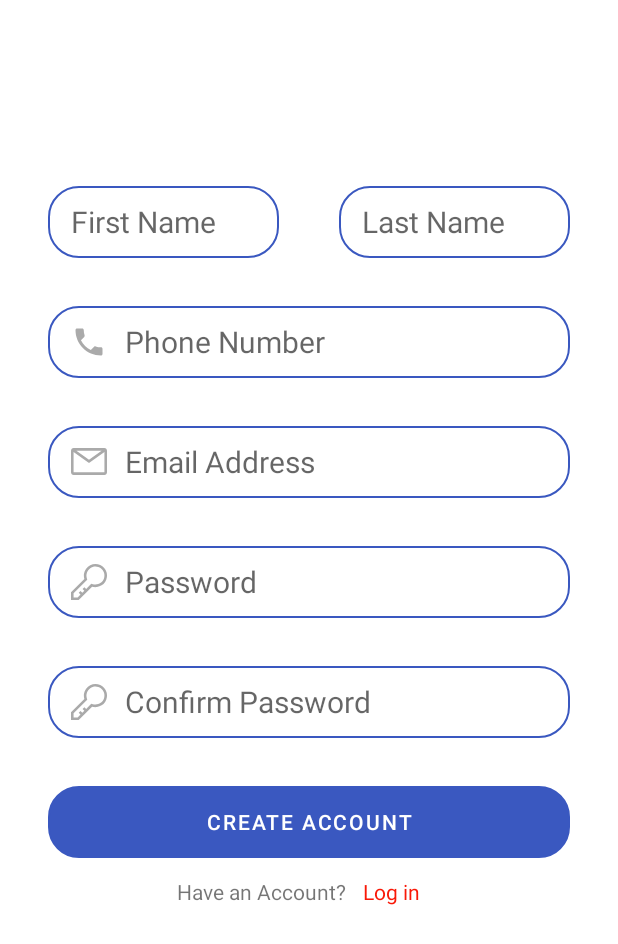
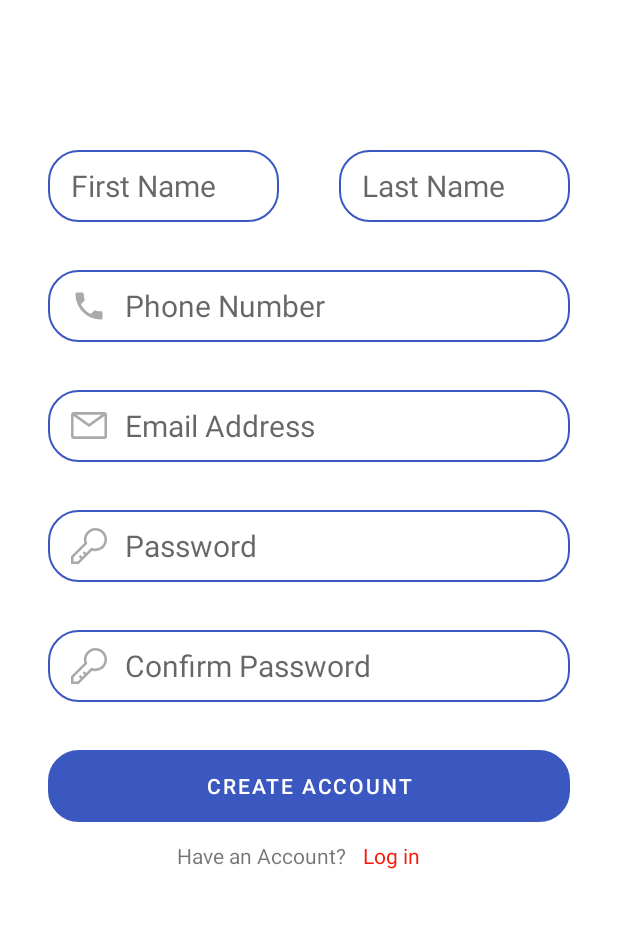
Before and after one commit to shanmukha30/BlogApp, an Android app: the layout activity_register.xml on its own in the app's theme, with its tools: preview values and no code run, on a phone screen of 412 x 824 dp. Shown: the top 944 px of the screen. Run offline under Robolectric (Android 15) with nearby library versions, the phone set to English and light mode, and no system bars.

Commit message:
Resolved dependency issues, Refactored code, Updated activity_main.xml

```diff
--- a/app/build.gradle
+++ b/app/build.gradle
@@ -34,11 +34,9 @@ dependencies {
     implementation 'androidx.appcompat:appcompat:1.2.0'
     implementation 'com.google.android.material:material:1.3.0'
     implementation 'androidx.constraintlayout:constraintlayout:2.0.4'
-    implementation platform('com.google.firebase:firebase-bom:27.0.0')
-    implementation 'com.google.firebase:firebase-analytics'
-    implementation 'com.google.firebase:firebase-auth'
-    implementation 'com.google.firebase:firebase-firestore'
+    implementation 'com.google.firebase:firebase-core:18.0.3'
     implementation 'com.jakewharton:butterknife:10.2.3'
+    implementation 'com.google.firebase:firebase-auth:20.0.4'
     annotationProcessor 'com.jakewharton:butterknife-compiler:10.2.3'
     testImplementation 'junit:junit:4.+'
     androidTestImplementation 'androidx.test.ext:junit:1.1.2'
--- a/app/src/main/AndroidManifest.xml
+++ b/app/src/main/AndroidManifest.xml
@@ -9,8 +9,8 @@
         android:roundIcon="@mipmap/ic_launcher_round"
         android:supportsRtl="true"
         android:theme="@style/Theme.BlogApp">
-        <activity android:name=".registerActivity"></activity>
-        <activity android:name=".loginActivity" />
+        <activity android:name=".RegisterActivity" />
+        <activity android:name=".LoginActivity" />
         <activity android:name=".MainActivity">
             <intent-filter>
                 <action android:name="android.intent.action.MAIN" />
--- a/app/src/main/res/layout/activity_register.xml
+++ b/app/src/main/res/layout/activity_register.xml
@@ -2,18 +2,37 @@
 <androidx.constraintlayout.widget.ConstraintLayout xmlns:android="http://schemas.android.com/apk/res/android"
     xmlns:app="http://schemas.android.com/apk/res-auto"
     xmlns:tools="http://schemas.android.com/tools"
-    android:id="@+id/registerConstraint"
     android:layout_width="match_parent"
     android:layout_height="match_parent"
-    tools:context=".registerActivity">
+    tools:context=".RegisterActivity">
 
     <EditText
-        android:id="@+id/lastName"
+        android:id="@+id/firstNameText"
+        android:layout_width="0dp"
+        android:layout_height="48dp"
+        android:layout_marginStart="32dp"
+        android:layout_marginLeft="32dp"
+        android:layout_marginTop="100dp"
+        android:layout_marginEnd="32dp"
+        android:layout_marginRight="32dp"
+        android:layout_weight="1"
+        android:background="@drawable/customizable_edit_text"
+        android:hint="First Name"
+        android:inputType="text"
+        android:paddingLeft="15dp"
+        android:textSize="20sp"
+        app:layout_constraintEnd_toStartOf="@+id/lastNameText"
+        app:layout_constraintHorizontal_bias="0.5"
+        app:layout_constraintStart_toStartOf="parent"
+        app:layout_constraintTop_toTopOf="parent" />
+
+    <EditText
+        android:id="@+id/lastNameText"
         android:layout_width="0dp"
         android:layout_height="48dp"
         android:layout_marginStart="8dp"
         android:layout_marginLeft="8dp"
-        android:layout_marginTop="124dp"
+        android:layout_marginTop="100dp"
         android:layout_marginEnd="32dp"
         android:layout_marginRight="32dp"
         android:layout_weight="1"
@@ -24,27 +43,7 @@
         android:textSize="20sp"
         app:layout_constraintEnd_toEndOf="parent"
         app:layout_constraintHorizontal_bias="0.5"
-        app:layout_constraintStart_toEndOf="@+id/firstName"
-        app:layout_constraintTop_toTopOf="parent" />
-
-    <EditText
-        android:id="@+id/firstName"
-        android:layout_width="0dp"
-        android:layout_height="48dp"
-        android:layout_marginStart="32dp"
-        android:layout_marginLeft="32dp"
-        android:layout_marginTop="124dp"
-        android:layout_marginEnd="32dp"
-        android:layout_marginRight="32dp"
-        android:layout_weight="1"
-        android:background="@drawable/customizable_edit_text"
-        android:hint="First Name"
-        android:inputType="text"
-        android:paddingLeft="15dp"
-        android:textSize="20sp"
-        app:layout_constraintEnd_toStartOf="@+id/lastName"
-        app:layout_constraintHorizontal_bias="0.5"
-        app:layout_constraintStart_toStartOf="parent"
+        app:layout_constraintStart_toEndOf="@+id/firstNameText"
         app:layout_constraintTop_toTopOf="parent" />
 
     <TextView
@@ -57,11 +56,11 @@
         app:layout_constraintEnd_toStartOf="@+id/loginView"
         app:layout_constraintHorizontal_bias="0.914"
         app:layout_constraintStart_toStartOf="parent"
-        app:layout_constraintTop_toBottomOf="@+id/signUpAccButton"
+        app:layout_constraintTop_toBottomOf="@+id/registerButton"
         app:layout_constraintVertical_bias="0.02" />
 
     <EditText
-        android:id="@+id/editTextPhone"
+        android:id="@+id/phoneText"
         android:layout_width="0dp"
         android:layout_height="48dp"
         android:layout_marginStart="32dp"
@@ -81,10 +80,10 @@
         app:layout_constraintEnd_toEndOf="parent"
         app:layout_constraintHorizontal_bias="0.458"
         app:layout_constraintStart_toStartOf="parent"
-        app:layout_constraintTop_toBottomOf="@+id/firstName" />
+        app:layout_constraintTop_toBottomOf="@+id/firstNameText" />
 
     <EditText
-        android:id="@+id/conPass"
+        android:id="@+id/confirmPasswordText"
         android:layout_width="0dp"
         android:layout_height="48dp"
         android:layout_marginStart="32dp"
@@ -104,10 +103,10 @@
         app:layout_constraintEnd_toEndOf="parent"
         app:layout_constraintHorizontal_bias="0.458"
         app:layout_constraintStart_toStartOf="parent"
-        app:layout_constraintTop_toBottomOf="@+id/password" />
+        app:layout_constraintTop_toBottomOf="@+id/passwordRegisterText" />
 
     <Button
-        android:id="@+id/signUpAccButton"
+        android:id="@+id/registerButton"
         android:layout_width="0dp"
         android:layout_height="48dp"
         android:layout_marginStart="32dp"
@@ -121,10 +120,33 @@
         app:layout_constraintEnd_toEndOf="parent"
         app:layout_constraintHorizontal_bias="0.458"
         app:layout_constraintStart_toStartOf="parent"
-        app:layout_constraintTop_toBottomOf="@+id/conPass" />
+        app:layout_constraintTop_toBottomOf="@+id/confirmPasswordText" />
 
     <EditText
-        android:id="@+id/password"
+        android:id="@+id/emailRegisterText"
+        android:layout_width="0dp"
+        android:layout_height="48dp"
+        android:layout_marginHorizontal="20sp"
+        android:layout_marginStart="32dp"
+        android:layout_marginLeft="32dp"
+        android:layout_marginTop="32dp"
+        android:layout_marginEnd="32dp"
+        android:layout_marginRight="32dp"
+        android:background="@drawable/customizable_edit_text"
+        android:drawableStart="@drawable/custom_email_icon"
+        android:drawableLeft="@drawable/ic_email"
+        android:drawablePadding="12dp"
+        android:hint="Email Address"
+        android:inputType="text"
+        android:paddingLeft="15dp"
+        android:textSize="20sp"
+        app:layout_constraintEnd_toEndOf="parent"
+        app:layout_constraintHorizontal_bias="0.472"
+        app:layout_constraintStart_toStartOf="parent"
+        app:layout_constraintTop_toBottomOf="@+id/phoneText" />
+
+    <EditText
+        android:id="@+id/passwordRegisterText"
         android:layout_width="0dp"
         android:layout_height="48dp"
         android:layout_marginStart="32dp"
@@ -144,30 +166,7 @@
         app:layout_constraintEnd_toEndOf="parent"
         app:layout_constraintHorizontal_bias="0.458"
         app:layout_constraintStart_toStartOf="parent"
-        app:layout_constraintTop_toBottomOf="@+id/email" />
-
-    <EditText
-        android:id="@+id/email"
-        android:layout_width="0dp"
-        android:layout_height="48dp"
-        android:layout_marginHorizontal="20sp"
-        android:layout_marginStart="32dp"
-        android:layout_marginLeft="32dp"
-        android:layout_marginTop="32dp"
-        android:layout_marginEnd="32dp"
-        android:layout_marginRight="32dp"
-        android:background="@drawable/customizable_edit_text"
-        android:drawableStart="@drawable/custom_email_icon"
-        android:drawableLeft="@drawable/ic_email"
-        android:drawablePadding="12dp"
-        android:hint="Email Address"
-        android:inputType="text"
-        android:paddingLeft="15dp"
-        android:textSize="20sp"
-        app:layout_constraintEnd_toEndOf="parent"
-        app:layout_constraintHorizontal_bias="0.472"
-        app:layout_constraintStart_toStartOf="parent"
-        app:layout_constraintTop_toBottomOf="@+id/editTextPhone" />
+        app:layout_constraintTop_toBottomOf="@+id/emailRegisterText" />
 
     <TextView
         android:id="@+id/loginView"
@@ -180,7 +179,7 @@
         android:textColor="#F91807"
         app:layout_constraintBottom_toBottomOf="parent"
         app:layout_constraintEnd_toEndOf="parent"
-        app:layout_constraintTop_toBottomOf="@+id/signUpAccButton"
+        app:layout_constraintTop_toBottomOf="@+id/registerButton"
         app:layout_constraintVertical_bias="0.02" />
 
 </androidx.constraintlayout.widget.ConstraintLayout>
--- a/app/src/main/res/values-night/themes.xml
+++ b/app/src/main/res/values-night/themes.xml
@@ -1,6 +1,6 @@
 <resources xmlns:tools="http://schemas.android.com/tools">
     <!-- Base application theme. -->
-    <style name="Theme.BlogApp" parent="Theme.MaterialComponents.DayNight.DarkActionBar">
+    <style name="Theme.BlogApp" parent="Theme.MaterialComponents.DayNight.NoActionBar">
         <!-- Primary brand color. -->
         <item name="colorPrimary">@color/purple_200</item>
         <item name="colorPrimaryVariant">@color/purple_700</item>
--- a/app/src/main/res/values/themes.xml
+++ b/app/src/main/res/values/themes.xml
@@ -1,6 +1,6 @@
 <resources xmlns:tools="http://schemas.android.com/tools">
     <!-- Base application theme. -->
-    <style name="Theme.BlogApp" parent="Theme.MaterialComponents.DayNight.DarkActionBar">
+    <style name="Theme.BlogApp" parent="Theme.MaterialComponents.DayNight.NoActionBar">
         <!-- Primary brand color. -->
         <item name="colorPrimary">@color/purple_500</item>
         <item name="colorPrimaryVariant">@color/purple_700</item>
```
Also changed, not shown: app/src/main/java/com/example/blogapp/LoginActivity.java (added, +58 -0 lines), app/src/main/java/com/example/blogapp/MainActivity.java (+18 -20 lines), app/src/main/java/com/example/blogapp/RegisterActivity.java (added, +63 -0 lines), app/src/main/java/com/example/blogapp/loginActivity.java (deleted, +0 -97 lines), app/src/main/java/com/example/blogapp/registerActivity.java (deleted, +0 -117 lines), app/src/main/res/drawable-anydpi/ic_logout.xml (added, +12 -0 lines), app/src/main/res/layout/activity_login.xml (+9 -10 lines), app/src/main/res/layout/activity_main.xml (+11 -8 lines), app/src/main/res/menu/main_menu.xml (added, +7 -0 lines), app/src/main/res/drawable-hdpi/ic_logout.png (added), app/src/main/res/drawable-mdpi/ic_logout.png (added), app/src/main/res/drawable-xhdpi/ic_logout.png (added), app/src/main/res/drawable-xxhdpi/ic_logout.png (added).
